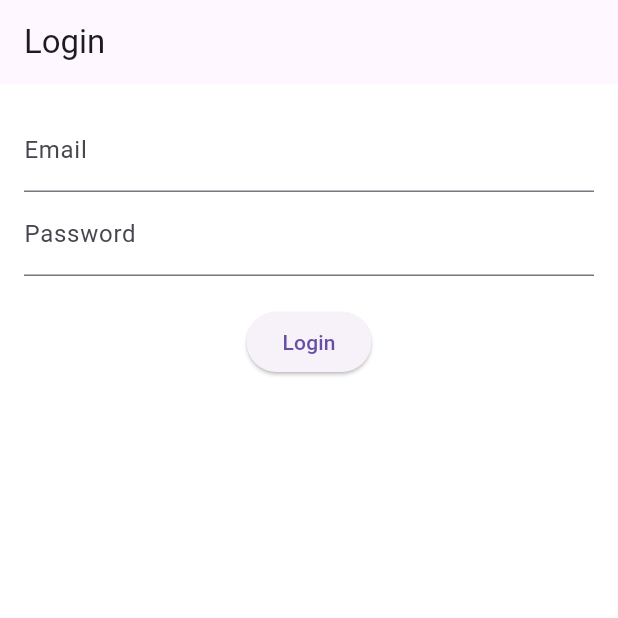
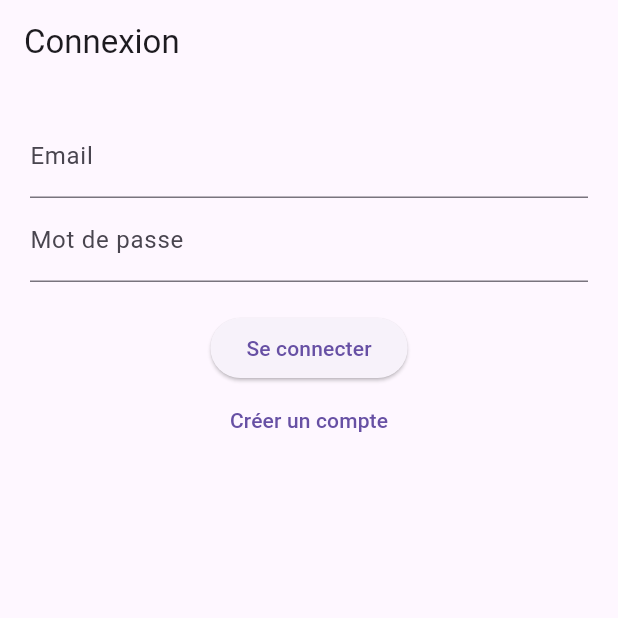
Before and after one commit to abdoulaye-coulibaly/Projet-Flutter, a Flutter app: the screen it shows after launch, on a phone screen of 412 x 824 dp, the top half of it. Run offline on Flutter 3.47's test engine with Material 3 defaults, Android fonts, the phone set to English and light mode, and no system bars; our stand-ins replace cloud_firestore, firebase_auth, firebase_core; accounts and stored records are empty.

```diff
--- a/wechat/lib/main.dart
+++ b/wechat/lib/main.dart
@@ -1,7 +1,10 @@
+import 'package:flutter/material.dart';
 import 'package:firebase_core/firebase_core.dart';
-import 'package:flutter/material.dart';
-import 'screens/auth_gate.dart';
+import 'package:firebase_auth/firebase_auth.dart';
+
 import 'firebase_options.dart';
+import 'screens/login_screen.dart';
+import 'screens/home_screen.dart';
 
 void main() async {
   WidgetsFlutterBinding.ensureInitialized();
@@ -13,17 +16,24 @@ void main() async {
 
 class MyApp extends StatelessWidget {
   const MyApp({super.key});
-
   @override
   Widget build(BuildContext context) {
     return MaterialApp(
       title: 'Wechat',
       debugShowCheckedModeBanner: false,
-      theme: ThemeData(
-        primarySwatch: Colors.purple,
-        scaffoldBackgroundColor: Colors.white,
+      theme: ThemeData(primarySwatch: Colors.purple),
+      home: StreamBuilder<User?>(
+        stream: FirebaseAuth.instance.authStateChanges(),
+        builder: (context, snapshot) {
+          if (snapshot.connectionState == ConnectionState.waiting) {
+            return const Center(child: CircularProgressIndicator());
+          }
+          if (snapshot.hasData) {
+            return const HomeScreen();
+          }
+          return const LoginScreen();
+        },
       ),
-      home: const AuthGate(),
     );
   }
 }
--- a/wechat/lib/screens/auth_gate.dart
+++ /dev/null
@@ -1,26 +0,0 @@
-import 'package:firebase_auth/firebase_auth.dart';
-import 'package:flutter/material.dart';
-import 'chat_screen.dart';
-import 'login_screen.dart';
-
-class AuthGate extends StatelessWidget {
-  const AuthGate({super.key});
-
-  @override
-  Widget build(BuildContext context) {
-    return StreamBuilder<User?>(
-      stream: FirebaseAuth.instance.authStateChanges(),
-      builder: (context, snapshot) {
-        if (snapshot.connectionState == ConnectionState.waiting) {
-          return const Center(child: CircularProgressIndicator());
-        } else if (snapshot.hasError) {
-          return Center(child: Text('Erreur: ${snapshot.error}'));
-        } else if (snapshot.hasData) {
-          return const ChatScreen();
-        } else {
-          return const LoginScreen();
-        }
-      },
-    );
-  }
-}
--- a/wechat/lib/screens/login_screen.dart
+++ b/wechat/lib/screens/login_screen.dart
@@ -1,54 +1,72 @@
+import 'package:flutter/material.dart';
 import 'package:firebase_auth/firebase_auth.dart';
-import 'package:flutter/material.dart';
-import 'chat_screen.dart';
+import 'home_screen.dart';
+import 'register_screen.dart';
 
 class LoginScreen extends StatefulWidget {
   const LoginScreen({super.key});
 
   @override
-  _LoginScreenState createState() => _LoginScreenState();
+  State<LoginScreen> createState() => _LoginScreenState();
 }
 
 class _LoginScreenState extends State<LoginScreen> {
-  final TextEditingController _emailController = TextEditingController();
-  final TextEditingController _passwordController = TextEditingController();
+  final emailController = TextEditingController();
+  final passwordController = TextEditingController();
+  final _auth = FirebaseAuth.instance;
 
-  Future<void> _login() async {
+  Future<void> login() async {
     try {
-      await FirebaseAuth.instance.signInWithEmailAndPassword(
-        email: _emailController.text,
-        password: _passwordController.text,
+      await _auth.signInWithEmailAndPassword(
+        email: emailController.text.trim(),
+        password: passwordController.text.trim(),
       );
       Navigator.pushReplacement(
         context,
-        MaterialPageRoute(builder: (ctx) => const ChatScreen()),
+        MaterialPageRoute(builder: (_) => const HomeScreen()),
       );
     } catch (e) {
-      ScaffoldMessenger.of(context).showSnackBar(SnackBar(content: Text('Erreur : $e')));
+      ScaffoldMessenger.of(context).showSnackBar(
+        SnackBar(content: Text("Erreur de connexion : $e")),
+      );
     }
+  }
+
+  @override
+  void dispose() {
+    emailController.dispose();
+    passwordController.dispose();
+    super.dispose();
   }
 
   @override
   Widget build(BuildContext context) {
     return Scaffold(
-      appBar: AppBar(title: const Text('Login')),
+      appBar: AppBar(title: const Text("Connexion")),
       body: Padding(
-        padding: const EdgeInsets.all(16.0),
+        padding: const EdgeInsets.all(20),
         child: Column(
           children: [
             TextField(
-              controller: _emailController,
-              decoration: const InputDecoration(labelText: 'Email'),
+              controller: emailController,
+              keyboardType: TextInputType.emailAddress,
+              decoration: const InputDecoration(labelText: "Email"),
             ),
             TextField(
-              controller: _passwordController,
+              controller: passwordController,
               obscureText: true,
-              decoration: const InputDecoration(labelText: 'Password'),
+              decoration: const InputDecoration(labelText: "Mot de passe"),
             ),
             const SizedBox(height: 20),
-            ElevatedButton(
-              onPressed: _login,
-              child: const Text('Login'),
+            ElevatedButton(onPressed: login, child: const Text("Se connecter")),
+            TextButton(
+              onPressed: () {
+                Navigator.push(
+                  context,
+                  MaterialPageRoute(builder: (_) => const RegisterScreen()),
+                );
+              },
+              child: const Text("Créer un compte"),
             ),
           ],
         ),
--- a/wechat/pubspec.yaml
+++ b/wechat/pubspec.yaml
@@ -34,6 +34,7 @@ dependencies:
   firebase_core: ^2.18.0
   firebase_auth: ^4.16.0
   cloud_firestore: ^4.17.5
+
 
 dev_dependencies:
   flutter_test:
```
Also changed, not shown: wechat/lib/screens/chat_detail_screen.dart (added, +109 -0 lines), wechat/lib/screens/chat_screen.dart (deleted, +0 -64 lines), wechat/lib/screens/home_screen.dart (added, +103 -0 lines), wechat/lib/screens/register_screen.dart (+11 -12 lines).
